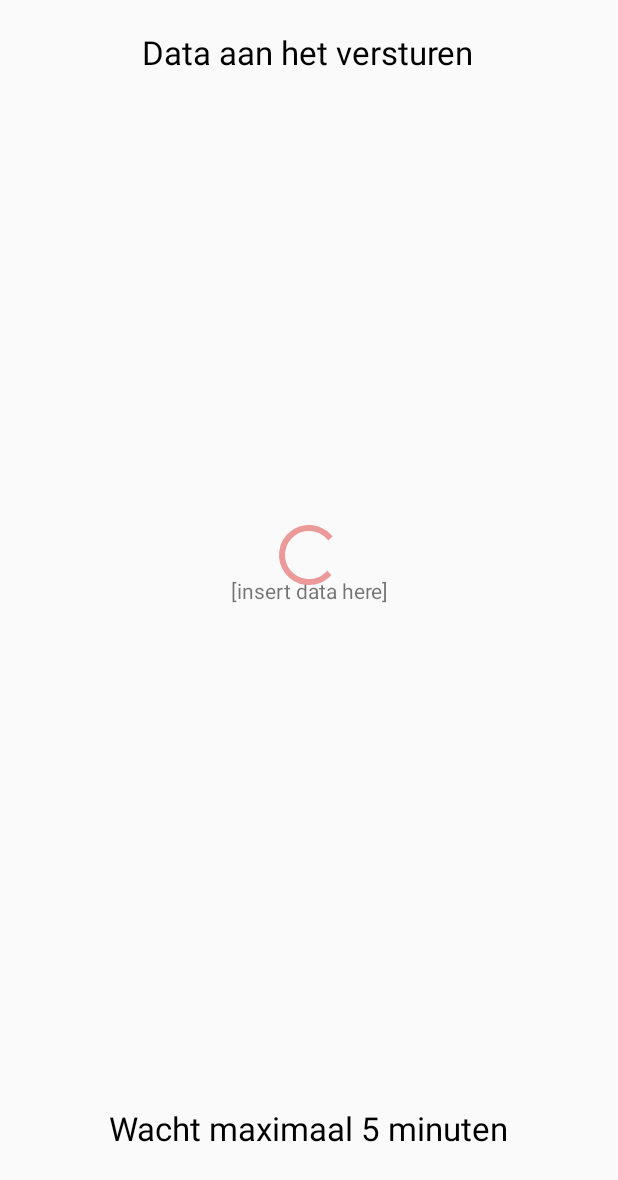
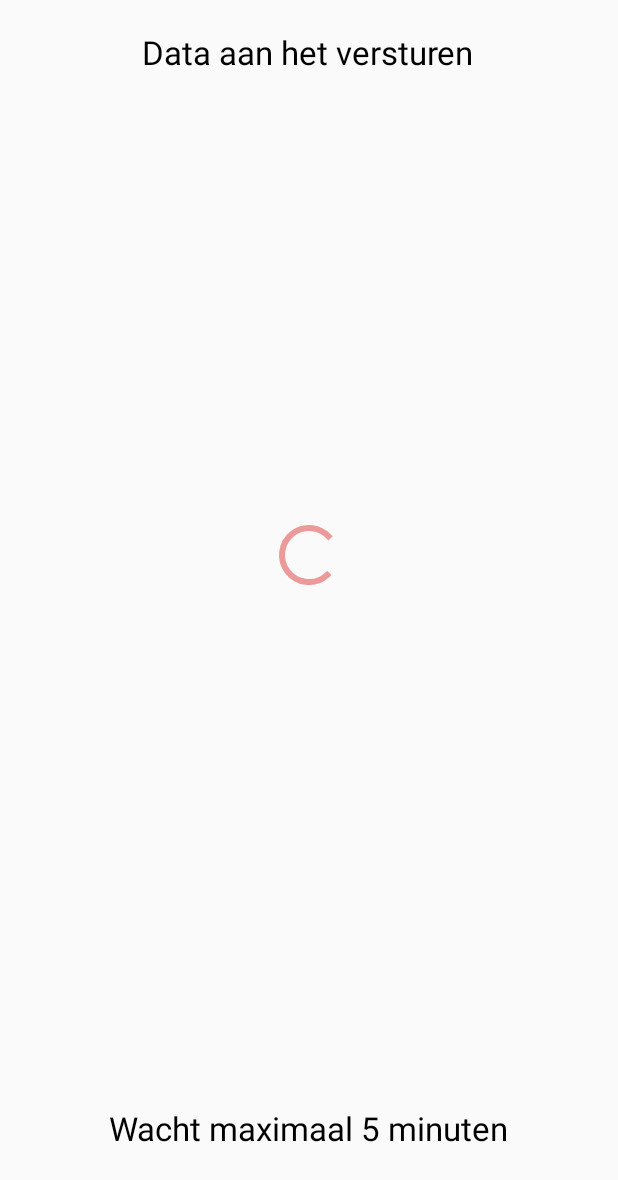
Before and after one commit to ThijsOnGitHub/Project-D, an Android app: the layout activity_send_data.xml on its own in the app's theme, with its tools: preview values and no code run, on a phone screen of 412 x 824 dp, the part 56-1236 px from its top. Run offline under Robolectric (Android 15) with nearby library versions, the phone set to English and light mode, and no system bars.

Commit message:
Textview senddata verwijderd

```diff
--- a/AndroidApplicatie/app/src/main/java/com/example/projectd/sendData.java
+++ b/AndroidApplicatie/app/src/main/java/com/example/projectd/sendData.java
@@ -33,7 +33,6 @@ public class sendData extends AppCompatActivity {
 
     ArrayList<ImageData> takenImagesArray;
     TextView header;
-    TextView dataView;
     TextView footer;
 
     private RetrofitConnetctions retrofitConnetctions;
@@ -46,7 +45,6 @@ public class sendData extends AppCompatActivity {
 
         //connect view to variables
         header = findViewById(R.id.header);
-        dataView = findViewById(R.id.mTVDatePreview);
         footer = findViewById(R.id.footer);
 
         Intent intent = getIntent();
@@ -59,7 +57,6 @@ public class sendData extends AppCompatActivity {
             e.printStackTrace();
         }
         Log.i("json",json);
-        dataView.setText(json);
 
         //Contentresolver to delete pictures after use
         ContentResolver contentResolver = this.getContentResolver();
--- a/AndroidApplicatie/app/src/main/res/layout/activity_send_data.xml
+++ b/AndroidApplicatie/app/src/main/res/layout/activity_send_data.xml
@@ -31,16 +31,6 @@
         app:layout_constraintHorizontal_bias="0.497"
         app:layout_constraintStart_toStartOf="parent"
         app:layout_constraintTop_toBottomOf="@+id/Logo" />
-    <TextView
-        android:id="@+id/mTVDatePreview"
-        android:layout_width="wrap_content"
-        android:layout_height="wrap_content"
-        android:text="[insert data here]"
-        android:textAlignment="center"
-        app:layout_constraintBottom_toTopOf="@+id/footer"
-        app:layout_constraintEnd_toEndOf="parent"
-        app:layout_constraintStart_toStartOf="parent"
-        app:layout_constraintTop_toBottomOf="@+id/header" />
 
     <TextView
         android:id="@+id/footer"
```
